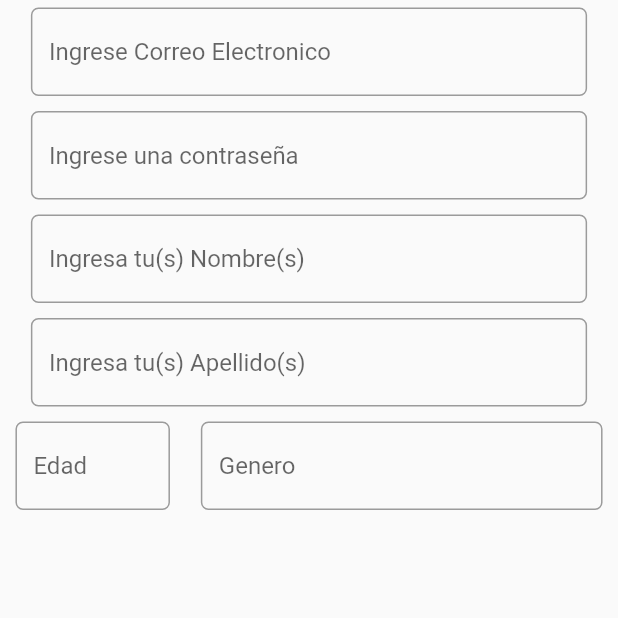
After one commit to StormShadonw/coretec, a Flutter app: the screen it shows after launch, after a tap on "Crear una Cuenta", on a phone screen of 412 x 824 dp, the top half of it. The commit adds this screen. Run offline on Flutter 3.47's test engine with Material 2 defaults, Android fonts, the phone set to English and light mode, and no system bars; our stand-ins replace firebase_core, lottie; accounts and stored records are empty.

Commit message:
new account page

```diff
--- a/lib/Pages/HomePage.dart
+++ b/lib/Pages/HomePage.dart
@@ -1,3 +1,4 @@
+import 'package:coretec/Pages/NewAccountPage.dart';
 import 'package:flutter/material.dart';
 import 'package:flutter/rendering.dart';
 import 'package:lottie/lottie.dart';
@@ -77,6 +78,7 @@ class _HomePageState extends State<HomePage> with TickerProviderStateMixin {
                         child: Column(
                           children: [
                             Container(
+                              margin: const EdgeInsets.all(5),
                               width: size.width * 0.75,
                               height: size.height * 0.07,
                               child: ElevatedButton(
@@ -87,6 +89,23 @@ class _HomePageState extends State<HomePage> with TickerProviderStateMixin {
                                 ),
                                 style: ElevatedButton.styleFrom(
                                     primary: Color.fromARGB(255, 76, 175, 80)),
+                              ),
+                            ),
+                            Container(
+                              margin: const EdgeInsets.all(5),
+                              width: size.width * 0.75,
+                              height: size.height * 0.07,
+                              child: ElevatedButton(
+                                onPressed: () {
+                                  Navigator.of(context).push(MaterialPageRoute(
+                                      builder: (context) => NewAccountPage()));
+                                },
+                                child: Text(
+                                  "Crear una Cuenta",
+                                  style: TextStyle(fontSize: 18),
+                                ),
+                                style: ElevatedButton.styleFrom(
+                                    primary: Color.fromARGB(255, 255, 179, 0)),
                               ),
                             )
                           ],
--- /dev/null
+++ b/lib/Pages/NewAccountPage.dart
@@ -0,0 +1,202 @@
+import 'package:flutter/material.dart';
+
+class NewAccountPage extends StatefulWidget {
+  const NewAccountPage({Key? key}) : super(key: key);
+
+  @override
+  _NewAccountPageState createState() => _NewAccountPageState();
+}
+
+class _NewAccountPageState extends State<NewAccountPage> {
+  var mail = new TextEditingController();
+  var password = new TextEditingController();
+  var name = new TextEditingController();
+  var lastName = new TextEditingController();
+  var age = new TextEditingController();
+  var gender = new TextEditingController();
+
+  @override
+  Widget build(BuildContext context) {
+    var size = MediaQuery.of(context).size;
+    return Scaffold(
+      body: Container(
+        height: size.height,
+        width: size.width,
+        child: Form(
+            child: Column(
+          children: [
+            Container(
+                width: size.width * 0.90,
+                margin: const EdgeInsets.all(5),
+                child: TextFormField(
+                  controller: mail,
+                  cursorColor: Color.fromARGB(255, 76, 175, 80),
+                  decoration: InputDecoration(
+                    hintText: "Ingrese Correo Electronico",
+                    focusColor: Color.fromARGB(255, 76, 175, 80),
+                    focusedBorder: OutlineInputBorder(
+                      borderRadius: BorderRadius.circular(5),
+                      borderSide: BorderSide(
+                        style: BorderStyle.solid,
+                        width: 1.00,
+                        color: Color.fromARGB(255, 76, 175, 80),
+                      ),
+                    ),
+                    border: OutlineInputBorder(
+                      borderRadius: BorderRadius.circular(5),
+                      borderSide: BorderSide(
+                        style: BorderStyle.solid,
+                        width: 1.00,
+                        color: Color.fromARGB(255, 76, 175, 80),
+                      ),
+                    ),
+                  ),
+                )),
+            Container(
+                width: size.width * 0.90,
+                margin: const EdgeInsets.all(5),
+                child: TextFormField(
+                  obscureText: true,
+                  controller: password,
+                  cursorColor: Color.fromARGB(255, 76, 175, 80),
+                  decoration: InputDecoration(
+                    hintText: "Ingrese una contraseña",
+                    focusColor: Color.fromARGB(255, 76, 175, 80),
+                    focusedBorder: OutlineInputBorder(
+                      borderRadius: BorderRadius.circular(5),
+                      borderSide: BorderSide(
+                        style: BorderStyle.solid,
+                        width: 1.00,
+                        color: Color.fromARGB(255, 76, 175, 80),
+                      ),
+                    ),
+                    border: OutlineInputBorder(
+                      borderRadius: BorderRadius.circular(5),
+                      borderSide: BorderSide(
+                        style: BorderStyle.solid,
+                        width: 1.00,
+                        color: Color.fromARGB(255, 76, 175, 80),
+                      ),
+                    ),
+                  ),
+                )),
+            Container(
+                width: size.width * 0.90,
+                margin: const EdgeInsets.all(5),
+                child: TextFormField(
+                  controller: name,
+                  cursorColor: Color.fromARGB(255, 76, 175, 80),
+                  decoration: InputDecoration(
+                    hintText: "Ingresa tu(s) Nombre(s)",
+                    focusColor: Color.fromARGB(255, 76, 175, 80),
+                    focusedBorder: OutlineInputBorder(
+                      borderRadius: BorderRadius.circular(5),
+                      borderSide: BorderSide(
+                        style: BorderStyle.solid,
+                        width: 1.00,
+                        color: Color.fromARGB(255, 76, 175, 80),
+                      ),
+                    ),
+                    border: OutlineInputBorder(
+                      borderRadius: BorderRadius.circular(5),
+                      borderSide: BorderSide(
+                        style: BorderStyle.solid,
+                        width: 1.00,
+                        color: Color.fromARGB(255, 76, 175, 80),
+                      ),
+                    ),
+                  ),
+                )),
+            Container(
+                width: size.width * 0.90,
+                margin: const EdgeInsets.all(5),
+                child: TextFormField(
+                  controller: lastName,
+                  cursorColor: Color.fromARGB(255, 76, 175, 80),
+                  decoration: InputDecoration(
+                    hintText: "Ingresa tu(s) Apellido(s)",
+                    focusColor: Color.fromARGB(255, 76, 175, 80),
+                    focusedBorder: OutlineInputBorder(
+                      borderRadius: BorderRadius.circular(5),
+                      borderSide: BorderSide(
+                        style: BorderStyle.solid,
+                        width: 1.00,
+                        color: Color.fromARGB(255, 76, 175, 80),
+                      ),
+                    ),
+                    border: OutlineInputBorder(
+                      borderRadius: BorderRadius.circular(5),
+                      borderSide: BorderSide(
+                        style: BorderStyle.solid,
+                        width: 1.00,
+                        color: Color.fromARGB(255, 76, 175, 80),
+                      ),
+                    ),
+                  ),
+                )),
+            Row(
+              mainAxisAlignment: MainAxisAlignment.spaceAround,
+              children: [
+                Container(
+                    width: size.width * 0.25,
+                    margin: const EdgeInsets.all(5),
+                    child: TextFormField(
+                      keyboardType: TextInputType.number,
+                      controller: age,
+                      cursorColor: Color.fromARGB(255, 76, 175, 80),
+                      decoration: InputDecoration(
+                        hintText: "Edad",
+                        focusColor: Color.fromARGB(255, 76, 175, 80),
+                        focusedBorder: OutlineInputBorder(
+                          borderRadius: BorderRadius.circular(5),
+                          borderSide: BorderSide(
+                            style: BorderStyle.solid,
+                            width: 1.00,
+                            color: Color.fromARGB(255, 76, 175, 80),
+                          ),
+                        ),
+                        border: OutlineInputBorder(
+                          borderRadius: BorderRadius.circular(5),
+                          borderSide: BorderSide(
+                            style: BorderStyle.solid,
+                            width: 1.00,
+                            color: Color.fromARGB(255, 76, 175, 80),
+                          ),
+                        ),
+                      ),
+                    )),
+                Container(
+                    width: size.width * 0.65,
+                    margin: const EdgeInsets.all(5),
+                    child: TextFormField(
+                      controller: gender,
+                      cursorColor: Color.fromARGB(255, 76, 175, 80),
+                      decoration: InputDecoration(
+                        hintText: "Genero",
+                        focusColor: Color.fromARGB(255, 76, 175, 80),
+                        focusedBorder: OutlineInputBorder(
+                          borderRadius: BorderRadius.circular(5),
+                          borderSide: BorderSide(
+                            style: BorderStyle.solid,
+                            width: 1.00,
+                            color: Color.fromARGB(255, 76, 175, 80),
+                          ),
+                        ),
+                        border: OutlineInputBorder(
+                          borderRadius: BorderRadius.circular(5),
+                          borderSide: BorderSide(
+                            style: BorderStyle.solid,
+                            width: 1.00,
+                            color: Color.fromARGB(255, 76, 175, 80),
+                          ),
+                        ),
+                      ),
+                    )),
+              ],
+            ),
+          ],
+        )),
+      ),
+    );
+  }
+}
```
